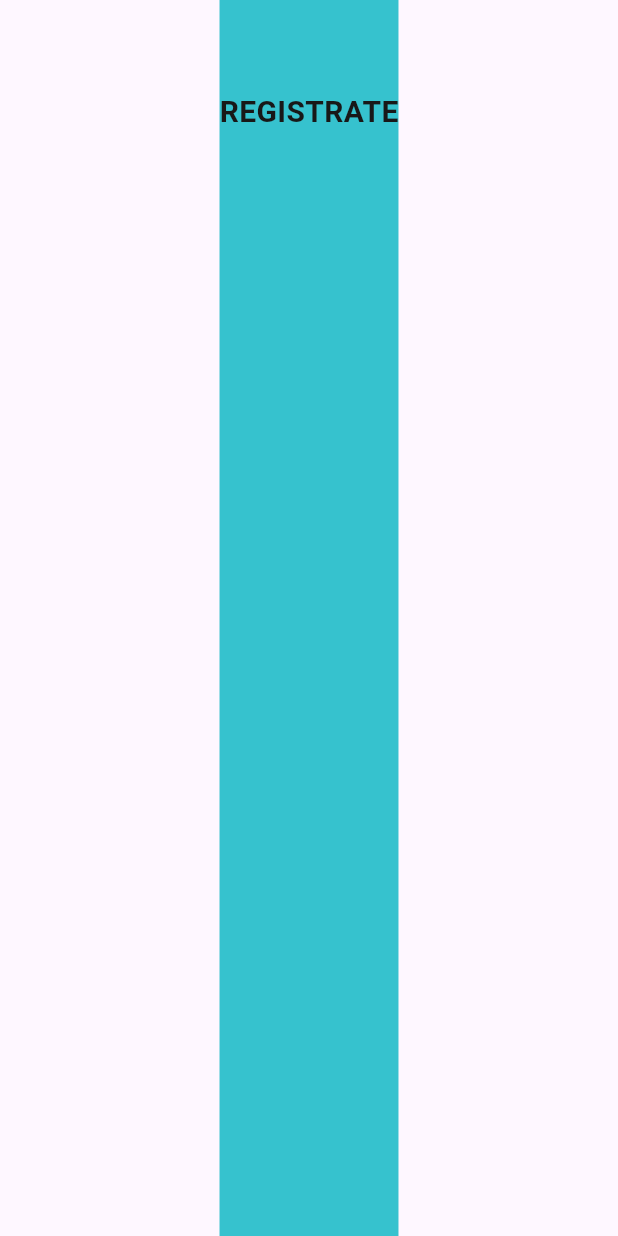
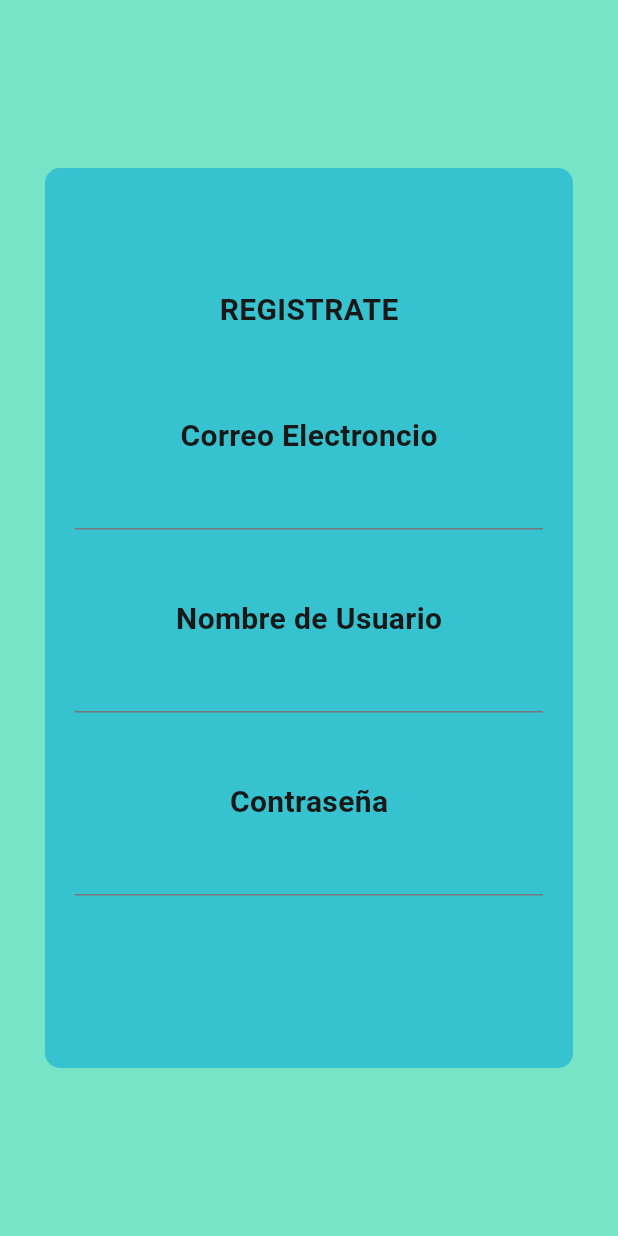
Before and after one commit to dandresrp/login, a Flutter app: the PantallaRegistro screen opened by its route, on a phone screen of 412 x 824 dp. Run offline on Flutter 3.47's test engine with Material 3 defaults, Android fonts, the phone set to English and light mode, and no system bars.

Commit message:
Molde pantalla tegistro

```diff
--- a/lib/pantalla_registro.dart
+++ b/lib/pantalla_registro.dart
@@ -6,16 +6,79 @@ class PantallaRegistro extends StatelessWidget {
   @override
   Widget build(BuildContext context) {
     return Scaffold(
-      body: Center(
-        child: Container(
-          color: Color.fromRGBO(54, 194, 206, 1),
-          child: Column(
-            mainAxisAlignment: MainAxisAlignment.start,
-            children: const [
-            SizedBox(height: 60,),
-              Text('REGISTRATE', style: TextStyle(color: Color.fromRGBO(24, 24, 24, 1), fontSize: 20, fontWeight: FontWeight.bold),)
-
-            ],
+      body: Container(
+        color: Color.fromRGBO(119, 228, 200, 150),
+        child: Center(
+          child: Container(
+            decoration: BoxDecoration(
+              color: Color.fromRGBO(54, 194, 206, 60),
+              borderRadius: BorderRadius.circular(10.0)
+            ),
+            margin: EdgeInsets.all(30),
+            padding: EdgeInsets.all(20),
+            height: 600,
+            child: Column(
+              mainAxisAlignment: MainAxisAlignment.start,
+              children: [
+                SizedBox(height: 60,),
+                Text('REGISTRATE', style:
+                  TextStyle
+                  (
+                    color: Color.fromRGBO(24, 24, 24, 1),
+                    fontSize: 20,
+                    fontWeight: FontWeight.bold
+                  ),
+                ),
+                SizedBox(height:55,),
+                Text('Correo Electroncio', style:
+                  TextStyle
+                  (
+                    color: Color.fromRGBO(24, 24, 24, 1),
+                    fontSize: 20,
+                    fontWeight: FontWeight.bold
+                  ),
+                ),
+                Form(
+                  child: Column(
+                    children: [
+                      TextFormField()
+                    ],
+                  )
+                ),
+                SizedBox(height:45,),
+                Text('Nombre de Usuario', style:
+                  TextStyle
+                  (
+                    color: Color.fromRGBO(24, 24, 24, 1),
+                    fontSize: 20,
+                    fontWeight: FontWeight.bold
+                  ),
+                ),
+                Form(
+                  child: Column(
+                    children: [
+                      TextFormField()
+                    ],
+                  )
+                ),
+                SizedBox(height:45,),
+                Text('Contraseña', style:
+                  TextStyle
+                  (
+                    color: Color.fromRGBO(24, 24, 24, 1),
+                    fontSize: 20,
+                    fontWeight: FontWeight.bold
+                  ),
+                ),
+                Form(
+                  child: Column(
+                    children: [
+                      TextFormField()
+                    ],
+                  )
+                ),
+              ],
+            ),
           ),
         ),
       ),
```
